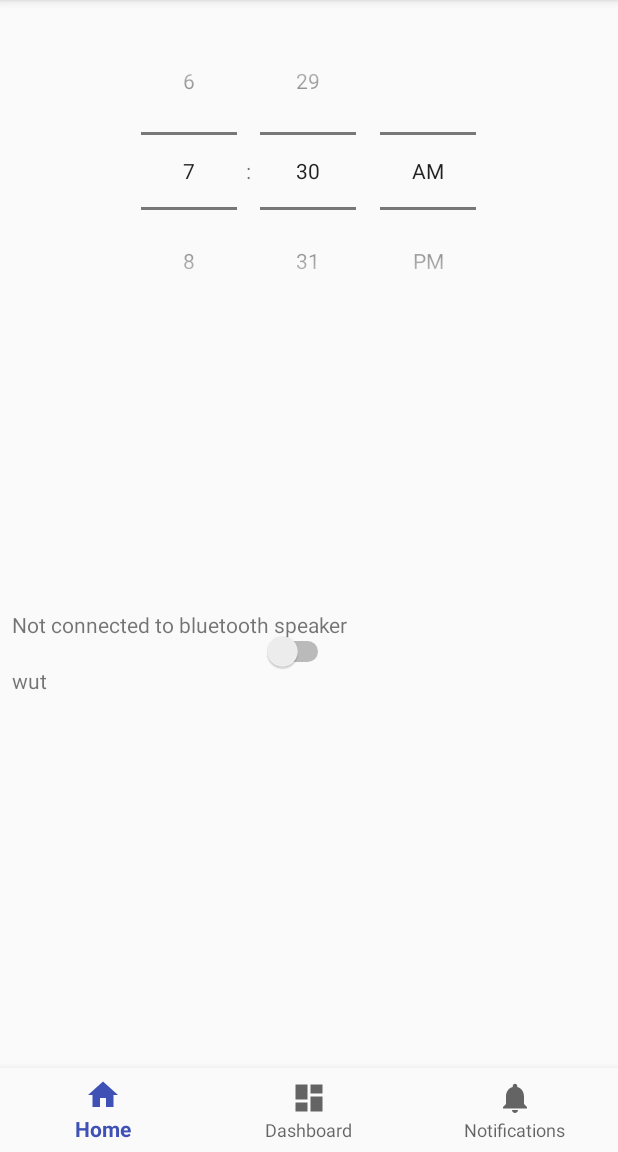
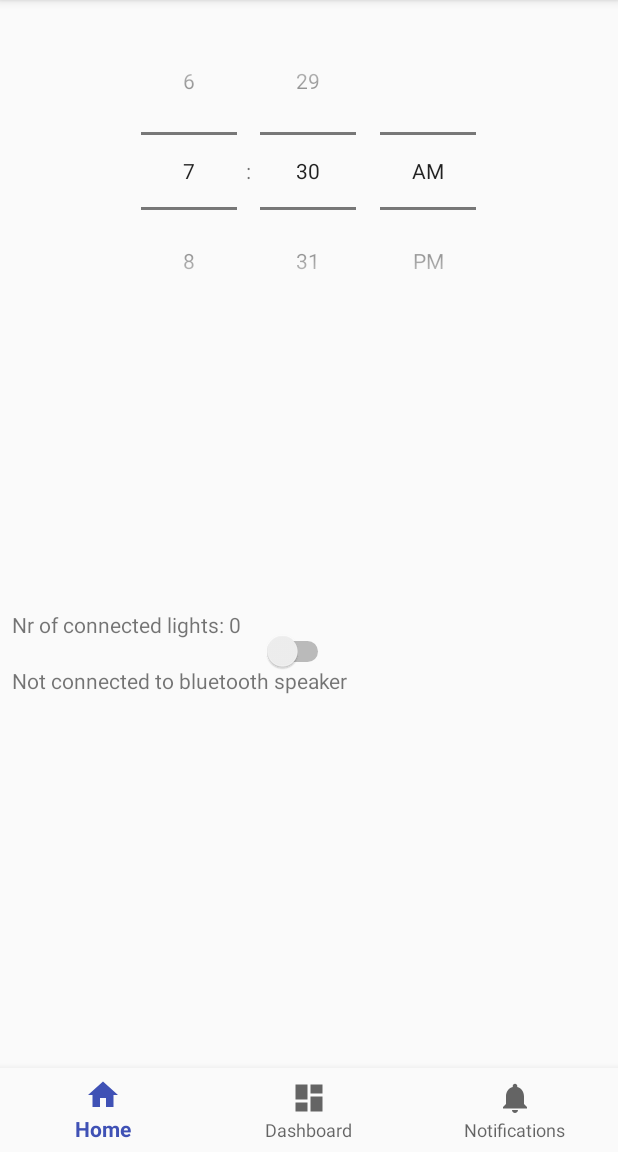
Before and after one commit to bjornwilliam/MrWakup, an Android app: the screen it shows after launch (MainActivity), on a phone screen of 412 x 824 dp, the part 84-1236 px from its top. Run offline under Robolectric (Android 15) with nearby library versions, the phone set to English and light mode, and no system bars.

Commit message:
added text which says how many lights are connected

```diff
--- a/app/src/main/java/wakeup/mrwakeup/AlarmFragment.java
+++ b/app/src/main/java/wakeup/mrwakeup/AlarmFragment.java
@@ -58,6 +58,8 @@ public class AlarmFragment extends Fragment implements View.OnClickListener{
 
     private MediaPlayer mediaPlayer;
 
+    private TextView nrOfConnectedLightsTextView;
+    private TextView connectedToBtSpeakerTextView;
 
     // TODO: Rename and change types of parameters
     private String mParam1;
@@ -140,11 +142,11 @@ public class AlarmFragment extends Fragment implements View.OnClickListener{
         alarmTimePicker.setHour(7);
         alarmTimePicker.setMinute(30);
 
-        TextView nrOfConnectedLights = view.findViewById(R.id.textViewNrOfLightsConn);
-        nrOfConnectedLights.setText("Nr of connected lights: 0");
+        nrOfConnectedLightsTextView = view.findViewById(R.id.textViewNrOfLightsConn);
+        nrOfConnectedLightsTextView.setText("Nr of connected lights: 0");
 
-        TextView connectedToSpeaker = view.findViewById(R.id.textViewConnBtSpeaker);
-        nrOfConnectedLights.setText("Not connected to bluetooth speaker");
+        connectedToBtSpeakerTextView = view.findViewById(R.id.textViewConnBtSpeaker);
+        connectedToBtSpeakerTextView.setText("Not connected to bluetooth speaker");
         return view;
     }
 
@@ -179,6 +181,10 @@ public class AlarmFragment extends Fragment implements View.OnClickListener{
             mListener.onFragmentInteraction(uri);
         }
     }
+    public void updateNrOfConnectedLights(int nrOfConnectedLights) {
+        String text = "Nr of connected lights: " + Integer.toString(nrOfConnectedLights);
+        nrOfConnectedLightsTextView.setText(text);
+    }
 
     @Override
     public void onAttach(Context context) {
--- a/app/src/main/java/wakeup/mrwakeup/LightFragment.java
+++ b/app/src/main/java/wakeup/mrwakeup/LightFragment.java
@@ -53,7 +53,7 @@ public class LightFragment extends Fragment implements IConnectedKickDeviceChang
 
     private KickCommunicationAPI lightCommunication;
 
-    public
+
 
     private ArrayList<KickDevice> connectedDeviceList;
     private DeviceManager mDeviceManager;
@@ -193,6 +193,7 @@ public class LightFragment extends Fragment implements IConnectedKickDeviceChang
         @Override
         public void onKickAdded(Kick addedKick) {
             KickDevice kick = mDeviceStatusManager.createKick(addedKick);
+            mListener.nrOfConnectedLightsChanged(mDeviceManager.noOfDevicesOnline());
             if (kick != null) {
                 Log.d(TAG, "onKickAdded");
                 if (activeKickDevice == null) {
@@ -219,6 +220,8 @@ public class LightFragment extends Fragment implements IConnectedKickDeviceChang
 
         @Override
         public void onKickDisconnected(Kick disconnectedKick) {
+            mDeviceStatusManager.updateKick(disconnectedKick);
+            mListener.nrOfConnectedLightsChanged(mDeviceManager.noOfDevicesOnline());
 
         }
 
@@ -309,6 +312,9 @@ public class LightFragment extends Fragment implements IConnectedKickDeviceChang
     private void addKickDeviceToList(KickDevice device) {
         this.connectedDeviceList.add(device);
     }
+    private void removeKickFromDeviceList(KickDevice device) {
+        this.connectedDeviceList.remove(device);
+    }
     /**
      * This interface must be implemented by activities that contain this
      * fragment to allow an interaction in this fragment to be communicated
@@ -322,6 +328,7 @@ public class LightFragment extends Fragment implements IConnectedKickDeviceChang
     public interface OnFragmentInteractionListener {
         // TODO: Update argument type and name
         void onFragmentInteraction(Uri uri);
+        void nrOfConnectedLightsChanged(int nrOfConnectedLights);
     }
 
 }
--- a/app/src/main/res/layout/activity_main.xml
+++ b/app/src/main/res/layout/activity_main.xml
@@ -8,7 +8,7 @@
     tools:context="wakeup.mrwakeup.MainActivity">
 
     <fragment
-        android:id="@+id/fragment"
+        android:id="@+id/alarmFragment"
         android:name="wakeup.mrwakeup.AlarmFragment"
         android:layout_width="match_parent"
         android:layout_height="match_parent"
```
Also changed, not shown: app/src/main/java/wakeup/devicemanager/DeviceManager.java (+12 -0 lines), app/src/main/java/wakeup/mrwakeup/MainActivity.java (+8 -0 lines).
